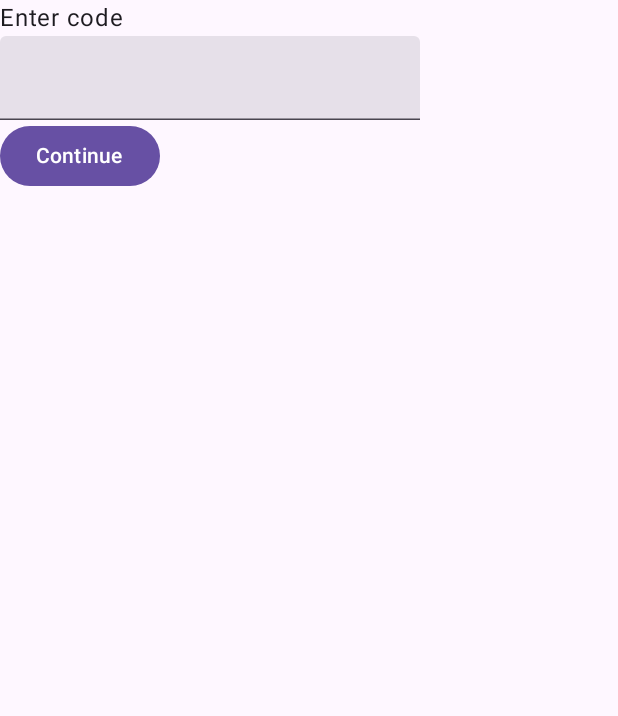
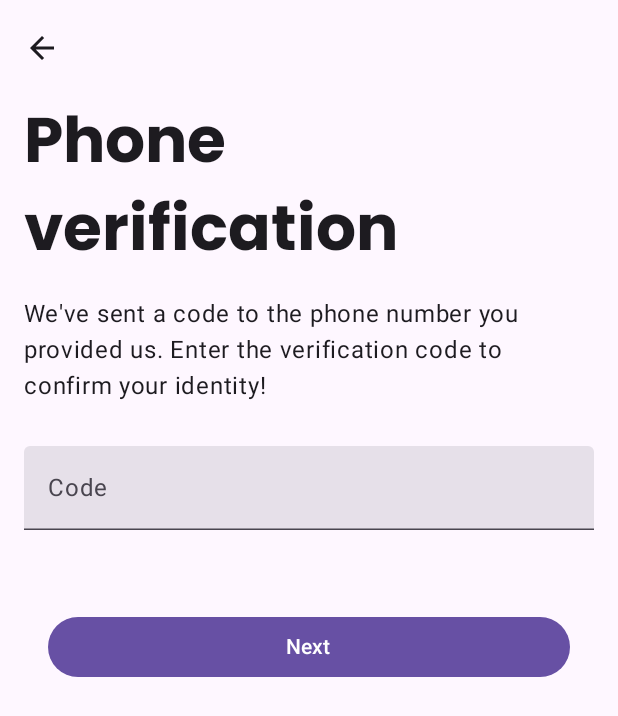
Before and after one commit to Autoseer-Org/autoseers, an Android app built with Jetpack Compose: the CodeAuthenticationScreen screen opened through its navigation route, on a phone screen of 412 x 824 dp. Shown: the top 716 px of the screen. Run offline under Robolectric (Android 15) with nearby library versions, the phone set to English and light mode, and no system bars; our stand-ins replace Dagger/Hilt's generated code, Firebase (no records; nobody signed in at launch, a user with empty details on screens opened directly).

Commit message:
add ui for code screen

```diff
--- a/app/src/main/java/com/innovara/autoseers/navigation/NavigationAppManager.kt
+++ b/app/src/main/java/com/innovara/autoseers/navigation/NavigationAppManager.kt
@@ -112,6 +112,11 @@ fun NavigationAppManager(
             )
             buildCodeAuthScreen(
                 onCodeEntered = onCodeEntered,
+                onBackPressed = {
+                    navController.popBackStack()
+                    resetAuthState()
+                },
+                onCodeAuthEvents = onboardingViewModel.handleAnalyticsEvents(),
             )
 
             buildNamePromptScreen(
--- a/app/src/main/java/com/innovara/autoseers/navigation/routes/onboardingroute/OnboardingRoute.kt
+++ b/app/src/main/java/com/innovara/autoseers/navigation/routes/onboardingroute/OnboardingRoute.kt
@@ -53,9 +53,15 @@ fun NavGraphBuilder.buildPhoneAuthenticationScreen(
 
 fun NavGraphBuilder.buildCodeAuthScreen(
     onCodeEntered: (String) -> Unit,
+    onBackPressed: () -> Unit,
+    onCodeAuthEvents: (OnboardingEvents) -> Unit,
 ) {
     composable<CodeRoute> {
-        CodeAuthenticationScreen(onCodeEntered = onCodeEntered)
+        CodeAuthenticationScreen(
+            onCodeEntered = onCodeEntered,
+            onBackPressed = onBackPressed,
+            onCodeAuthEvents = onCodeAuthEvents,
+        )
     }
 }
 
--- a/app/src/main/java/com/innovara/autoseers/onboarding/ui/CodeAuthenticationScreen.kt
+++ b/app/src/main/java/com/innovara/autoseers/onboarding/ui/CodeAuthenticationScreen.kt
@@ -1,37 +1,107 @@
 package com.innovara.autoseers.onboarding.ui
 
+import androidx.compose.foundation.interaction.MutableInteractionSource
+import androidx.compose.foundation.layout.Arrangement
 import androidx.compose.foundation.layout.Column
+import androidx.compose.foundation.layout.fillMaxWidth
 import androidx.compose.foundation.layout.padding
+import androidx.compose.foundation.text.KeyboardActions
+import androidx.compose.foundation.text.KeyboardOptions
+import androidx.compose.material.icons.Icons
+import androidx.compose.material.icons.automirrored.filled.ArrowBack
 import androidx.compose.material3.Button
+import androidx.compose.material3.ExperimentalMaterial3Api
+import androidx.compose.material3.Icon
+import androidx.compose.material3.IconButton
+import androidx.compose.material3.MaterialTheme
 import androidx.compose.material3.Scaffold
+import androidx.compose.material3.SnackbarHost
 import androidx.compose.material3.Text
 import androidx.compose.material3.TextField
+import androidx.compose.material3.TopAppBar
 import androidx.compose.runtime.Composable
 import androidx.compose.runtime.getValue
 import androidx.compose.runtime.mutableStateOf
 import androidx.compose.runtime.remember
+import androidx.compose.runtime.rememberCoroutineScope
 import androidx.compose.runtime.setValue
 import androidx.compose.ui.Modifier
+import androidx.compose.ui.platform.LocalFocusManager
+import androidx.compose.ui.res.stringResource
+import androidx.compose.ui.text.input.ImeAction
+import androidx.compose.ui.text.input.KeyboardType
+import androidx.compose.ui.unit.dp
+import com.innovara.autoseers.R
+import com.innovara.autoseers.onboarding.logic.OnboardingEvents
 
+@OptIn(ExperimentalMaterial3Api::class)
 @Composable
 fun CodeAuthenticationScreen(
     modifier: Modifier = Modifier,
     onCodeEntered: (String) -> Unit,
+    onBackPressed: () -> Unit,
+    onCodeAuthEvents: (OnboardingEvents) -> Unit,
 ) {
     var code by remember {
         mutableStateOf("")
     }
-    Scaffold(modifier) {
-        Column(modifier = Modifier.padding(it)) {
-            Text(text = "Enter code")
-            TextField(value = code, onValueChange = {
-                code = it
+    val scope = rememberCoroutineScope()
+    val focusManager = LocalFocusManager.current
+    val interactionSource = remember { MutableInteractionSource() }
+    Scaffold(
+        modifier,
+        topBar = {
+            TopAppBar(title = { }, navigationIcon = {
+                IconButton(onClick = onBackPressed) {
+                    Icon(imageVector = Icons.AutoMirrored.Filled.ArrowBack, contentDescription = "")
+                }
             })
+        }) { it ->
+        Column(
+            modifier = Modifier
+                .padding(it)
+                .padding(horizontal = 16.dp),
+            verticalArrangement = Arrangement.spacedBy(16.dp)
+        ) {
+            Text(text = stringResource(id = R.string.code_sent_title), style = MaterialTheme.typography.headlineLarge)
+            Text(text = stringResource(id = R.string.code_sent_message))
 
-            Button(onClick = {
-                onCodeEntered(code)
-            }) {
-                Text(text = "Continue")
+            TextField(
+                modifier = Modifier
+                    .padding(vertical = 12.dp)
+                    .fillMaxWidth(),
+                value = code,
+                onValueChange = { newCode ->
+                    code = newCode
+                },
+                label = {
+                    Text(text = "Code")
+                },
+                keyboardOptions = KeyboardOptions(
+                    keyboardType = KeyboardType.Phone,
+                    imeAction = ImeAction.Done,
+                    autoCorrectEnabled = false,
+                    showKeyboardOnFocus = true,
+                ),
+                keyboardActions = KeyboardActions(
+                    onDone = {
+                        this.defaultKeyboardAction(imeAction = ImeAction.Done)
+
+                    }
+                ),
+                interactionSource = interactionSource,
+            )
+
+            Button(
+                modifier = Modifier
+                    .fillMaxWidth()
+                    .padding(horizontal = 16.dp, vertical = 26.dp),
+                onClick = {
+                    onCodeEntered(code)
+                    focusManager.clearFocus(true)
+                    onCodeAuthEvents.invoke(OnboardingEvents.CodeEntered)
+                }) {
+                Text(text = stringResource(id = R.string.next_button))
             }
         }
     }
--- a/app/src/main/res/values/strings.xml
+++ b/app/src/main/res/values/strings.xml
@@ -7,4 +7,9 @@
 
     <string name="sign_up_long_message">Let’s create an account! We’ll send out a confirmation code to confirm your account to the phone number you entered.</string>
     <string name="support_text_message">We currently only support US valid phone numbers.</string>
+
+    <string name="code_sent_title">Phone verification</string>
+    <string name="code_sent_message">We\'ve sent a code to the phone number you provided us. Enter the verification code to confirm your identity!</string>
+
+    <string name="next_button">Next</string>
 </resources>
```
